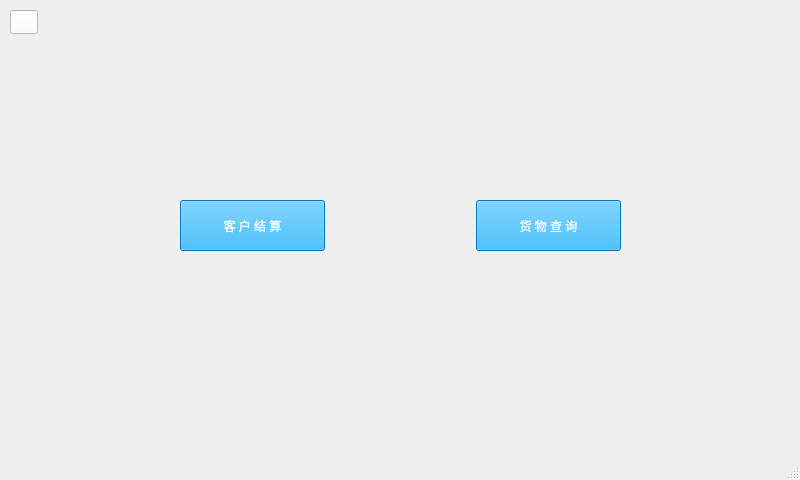
Above: staffwindow.ui from cbt-98/Supermarket-Management-System before the change. Below: the same form after it.
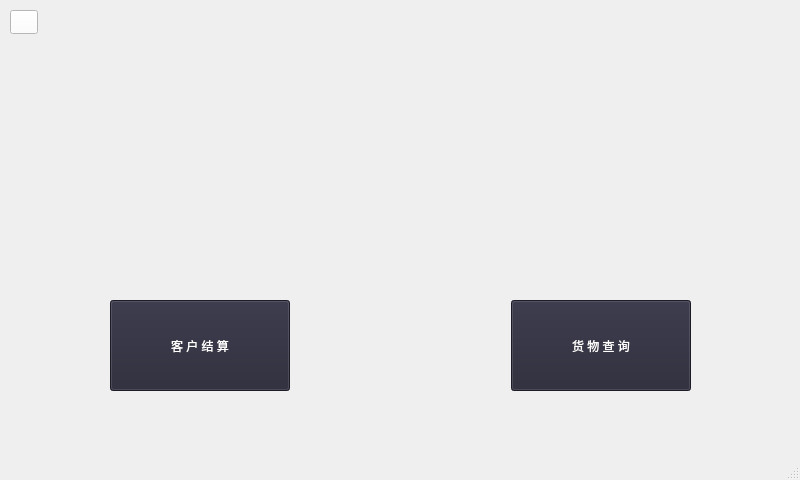
That is the form after the change. Icons and pictures are not drawn.

Diff of the .ui file:
```diff
--- a/staffwindow.ui
+++ b/staffwindow.ui
@@ -37,25 +37,31 @@
    <widget class="QWidget" name="layoutWidget">
     <property name="geometry">
      <rect>
-      <x>180</x>
-      <y>200</y>
-      <width>441</width>
-      <height>51</height>
+      <x>110</x>
+      <y>300</y>
+      <width>581</width>
+      <height>91</height>
      </rect>
     </property>
     <layout class="QHBoxLayout" name="horizontalLayout">
      <item>
       <widget class="QPushButton" name="staffBtn">
        <property name="sizePolicy">
-        <sizepolicy hsizetype="Expanding" vsizetype="Expanding">
+        <sizepolicy hsizetype="Fixed" vsizetype="Expanding">
          <horstretch>0</horstretch>
          <verstretch>0</verstretch>
         </sizepolicy>
        </property>
+       <property name="minimumSize">
+        <size>
+         <width>180</width>
+         <height>0</height>
+        </size>
+       </property>
        <property name="styleSheet">
-        <string notr="true">font: 12pt &quot;黑体&quot;;
+        <string notr="true">font: 14pt &quot;黑体&quot;;
 color: rgb(255, 255, 255);
-background-color: rgb(0, 170, 255);</string>
+background-color:rgb(39, 38, 54);</string>
        </property>
        <property name="text">
         <string>客 户 结 算</string>
@@ -78,15 +84,21 @@
      <item>
       <widget class="QPushButton" name="goodsBtn">
        <property name="sizePolicy">
-        <sizepolicy hsizetype="Expanding" vsizetype="Expanding">
+        <sizepolicy hsizetype="Fixed" vsizetype="Expanding">
          <horstretch>0</horstretch>
          <verstretch>0</verstretch>
         </sizepolicy>
        </property>
+       <property name="minimumSize">
+        <size>
+         <width>180</width>
+         <height>0</height>
+        </size>
+       </property>
        <property name="styleSheet">
-        <string notr="true">font: 12pt &quot;黑体&quot;;
+        <string notr="true">font: 14pt &quot;黑体&quot;;
 color: rgb(255, 255, 255);
-background-color: rgb(0, 170, 255);</string>
+background-color:rgb(39, 38, 54);</string>
        </property>
        <property name="text">
         <string>货 物 查 询</string>
@@ -95,6 +107,50 @@
      </item>
     </layout>
    </widget>
+   <widget class="QLabel" name="label_4">
+    <property name="geometry">
+     <rect>
+      <x>510</x>
+      <y>80</y>
+      <width>181</width>
+      <height>181</height>
+     </rect>
+    </property>
+    <property name="sizePolicy">
+     <sizepolicy hsizetype="Fixed" vsizetype="Fixed">
+      <horstretch>0</horstretch>
+      <verstretch>0</verstretch>
+     </sizepolicy>
+    </property>
+    <property name="styleSheet">
+     <string notr="true">border-image: url(:/image/picture/find.png);</string>
+    </property>
+    <property name="text">
+     <string/>
+    </property>
+   </widget>
+   <widget class="QLabel" name="label_5">
+    <property name="geometry">
+     <rect>
+      <x>110</x>
+      <y>80</y>
+      <width>181</width>
+      <height>181</height>
+     </rect>
+    </property>
+    <property name="sizePolicy">
+     <sizepolicy hsizetype="Fixed" vsizetype="Fixed">
+      <horstretch>0</horstretch>
+      <verstretch>0</verstretch>
+     </sizepolicy>
+    </property>
+    <property name="styleSheet">
+     <string notr="true">border-image: url(:/image/picture/buy.png);</string>
+    </property>
+    <property name="text">
+     <string/>
+    </property>
+   </widget>
   </widget>
   <widget class="QMenuBar" name="menubar">
    <property name="geometry">
```
